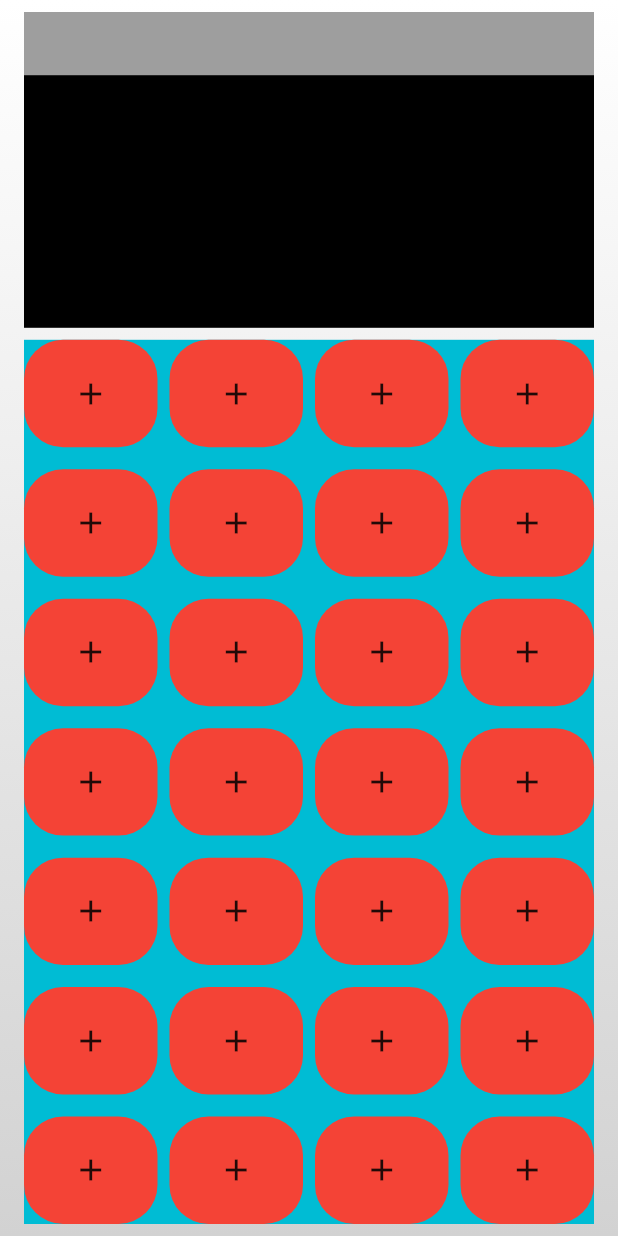
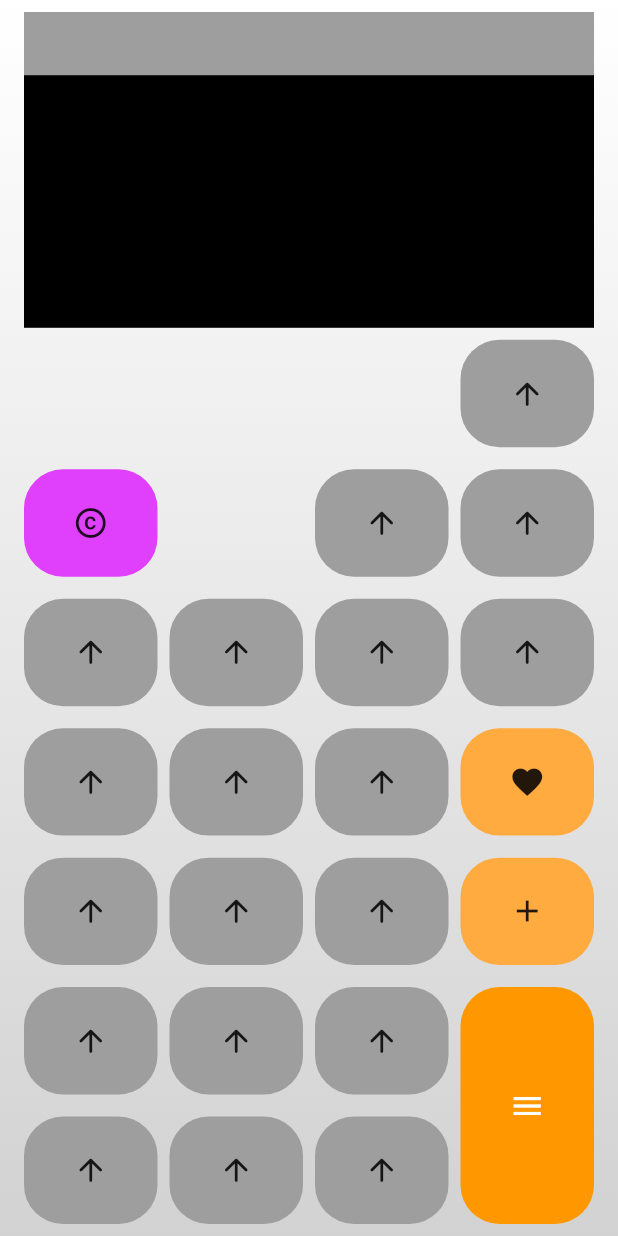
Before and after one commit to luciovicentini/calcunice, a Flutter app: the screen it shows after launch, on a phone screen of 412 x 824 dp. Run offline on Flutter 3.47's test engine with Material 2 defaults, Android fonts, the phone set to English and light mode, and no system bars.

Commit message:
Refactor de modelo de botones

```diff
--- /dev/null
+++ b/lib/button_model.dart
@@ -0,0 +1,105 @@
+// dependiendo de la posicion que se este renderizando esta clase será responsable de:
+//  - si se tiene que dibujar algo o no.
+// - si la cantidad de espacios horizontales o verticales que tiene que ocupar el botón (siendo 1x1 la base)
+// - el icono a dibujar
+// - el color del boton
+// - la acción del boton
+
+import 'dart:developer';
+
+import 'package:flutter/material.dart';
+
+class ButtonModel {
+  int stepsX = 1;
+  int stepsY = 1;
+  int positionX = 0;
+  int positionY = 0;
+  IconData icon;
+  Color iconColor;
+  Color backgroundColor;
+  var action;
+
+  ButtonModel(
+      {this.stepsX,
+      this.stepsY,
+      this.icon,
+      this.iconColor,
+      this.backgroundColor,
+      this.positionX,
+      this.positionY,
+      this.action});
+
+  static ButtonModel fromRenderingStep(int row, int column) {
+    ButtonModel button = _mapButtonModel["$row$column"];
+    if (button != null) {
+      return button
+        ..positionY = row
+        ..positionX = column;
+    } else {
+      return ButtonModel.none();
+    }
+  }
+
+  ButtonModel.none()
+      : stepsX = 0,
+        stepsY = 0;
+
+  ButtonModel.deleteAll()
+      : icon = Icons.arrow_upward_rounded,
+        backgroundColor = Colors.grey;
+
+  ButtonModel.delete()
+      : icon = Icons.copyright,
+        backgroundColor = Colors.purpleAccent;
+
+  ButtonModel.equals()
+      : stepsX = 1,
+        stepsY = 2,
+        icon = Icons.menu,
+        iconColor = Colors.white,
+        backgroundColor = Colors.orange;
+
+  ButtonModel.add()
+      : icon = Icons.add,
+        backgroundColor = Colors.orangeAccent;
+
+  ButtonModel.subtract()
+      : icon = Icons.favorite,
+        backgroundColor = Colors.orangeAccent;
+
+  @override
+  String toString() {
+    return 'ButtonModel{stepsX: $stepsX, stepsY: $stepsY, positionX: $positionX, positionY: $positionY, icon: $icon, backgroundColor: $backgroundColor, action: $action}';
+  }
+}
+
+Map<String, ButtonModel> _mapButtonModel = {
+  "00": ButtonModel.none(),
+  "01": ButtonModel.none(),
+  "02": ButtonModel.none(),
+  "03": ButtonModel.deleteAll(),
+  "10": ButtonModel.delete(),
+  "11": ButtonModel.none(),
+  "12": ButtonModel.deleteAll(),
+  "13": ButtonModel.deleteAll(),
+  "20": ButtonModel.deleteAll(),
+  "21": ButtonModel.deleteAll(),
+  "22": ButtonModel.deleteAll(),
+  "23": ButtonModel.deleteAll(),
+  "30": ButtonModel.deleteAll(),
+  "31": ButtonModel.deleteAll(),
+  "32": ButtonModel.deleteAll(),
+  "33": ButtonModel.subtract(),
+  "40": ButtonModel.deleteAll(),
+  "41": ButtonModel.deleteAll(),
+  "42": ButtonModel.deleteAll(),
+  "43": ButtonModel.add(),
+  "50": ButtonModel.deleteAll(),
+  "51": ButtonModel.deleteAll(),
+  "52": ButtonModel.deleteAll(),
+  "53": ButtonModel.equals(),
+  "60": ButtonModel.deleteAll(),
+  "61": ButtonModel.deleteAll(),
+  "62": ButtonModel.deleteAll(),
+  "63": ButtonModel.none()
+};
--- a/lib/buttons_row_widget.dart
+++ /dev/null
@@ -1,19 +0,0 @@
-import 'package:calcunice/calculator_button.dart';
-import 'package:flutter/material.dart';
-
-class ButtonsRowWidget extends StatelessWidget {
-  final List<CalculatorButton> calculatorButton;
-
-  const ButtonsRowWidget({
-    @required this.calculatorButton,
-  });
-
-  @override
-  Widget build(BuildContext context) {
-    return Row(
-      crossAxisAlignment: CrossAxisAlignment.center,
-      mainAxisAlignment: MainAxisAlignment.spaceBetween,
-      children: [],
-    );
-  }
-}
--- a/lib/calculator_button.dart
+++ /dev/null
@@ -1,14 +0,0 @@
-import 'package:flutter/material.dart';
-
-class CalculatorButton {
-  final Color color;
-  final Icon icon;
-  final double height;
-  final double width;
-
-  const CalculatorButton(
-      {@required this.color,
-      @required this.icon,
-      this.height = 0,
-      this.width = 0});
-}
--- a/lib/calculator_button_widget.dart
+++ b/lib/calculator_button_widget.dart
@@ -1,25 +1,45 @@
-import 'package:calcunice/calculator_button.dart';
+import 'dart:developer';
+
+import 'package:calcunice/keyboard_layout_calculator.dart';
 import 'package:flutter/material.dart';
 
+import 'button_model.dart';
+
 class CalculatorButtonWidget extends StatelessWidget {
-  const CalculatorButtonWidget(this._calculatorButton, {Key key})
+  CalculatorButtonWidget(this.calculatorButton, this.keyboardLayout, {Key key})
       : super(key: key);
-  final CalculatorButton _calculatorButton;
+
+  final ButtonModel calculatorButton;
+  final KeyboardLayoutCalculator keyboardLayout;
 
   @override
   Widget build(BuildContext context) {
-    return InkWell(
-      onTap: () {
-        print(_calculatorButton);
-      },
-      child: Container(
-        height: _calculatorButton.height,
-        width: _calculatorButton.width,
-        child: _calculatorButton.icon,
-        decoration: BoxDecoration(
-            color: _calculatorButton.color,
-            borderRadius: BorderRadius.circular(26.0)),
+    log(calculatorButton.toString());
+    final buttonHeight =
+        keyboardLayout.calculateHeight(calculatorButton.stepsY);
+    final buttonWidth = keyboardLayout.calculateWidth(calculatorButton.stepsX);
+    return Positioned(
+      child: InkWell(
+        onTap: () {
+          print(calculatorButton);
+        },
+        child: Container(
+          height: buttonHeight,
+          width: buttonWidth,
+          child: Icon(
+            calculatorButton.icon,
+            color: calculatorButton.iconColor,
+          ),
+          decoration: BoxDecoration(
+            color: calculatorButton.backgroundColor,
+            borderRadius: BorderRadius.circular(26.0),
+          ),
+        ),
       ),
+      top: (keyboardLayout.heightSize + keyboardLayout.heightMargin) *
+          calculatorButton.positionY,
+      left: (keyboardLayout.widthSize + keyboardLayout.widthMargin) *
+          calculatorButton.positionX,
     );
   }
 }
--- a/lib/calculator_buttons_widget.dart
+++ b/lib/calculator_buttons_widget.dart
@@ -1,8 +1,8 @@
 import 'dart:developer';
 
-import 'package:calcunice/calculator_button.dart';
+import 'package:calcunice/button_model.dart';
 import 'package:calcunice/calculator_button_widget.dart';
-import 'package:calcunice/keyboard_layout_calculation.dart';
+import 'package:calcunice/keyboard_layout_calculator.dart';
 import 'package:flutter/material.dart';
 
 class CalculatorButtonsWidget extends StatelessWidget {
@@ -12,29 +12,15 @@ class CalculatorButtonsWidget extends StatelessWidget {
   Widget build(BuildContext context) {
     return LayoutBuilder(
       builder: (context, constraints) {
-        var keyboardLayout = KeyboardLayoutCalculation(
-            constraints.maxWidth, constraints.maxHeight);
-        log(keyboardLayout.toString());
+        var keyboardLayout =
+            KeyboardLayoutCalculator.calculateFromContainerSize(
+                constraints.maxWidth, constraints.maxHeight);
 
         return Stack(
           children: [
-            for (int i = 0; i < KeyboardLayoutCalculation.TOTAL_ROWS; i++)
-              for (int j = 0; j < KeyboardLayoutCalculation.BUTTONS_IN_ROW; j++)
-                Positioned(
-                  child: CalculatorButtonWidget(
-                    CalculatorButton(
-                        color: Colors.red,
-                        icon: Icon(Icons.add),
-                        height: keyboardLayout.heightSize,
-                        width: keyboardLayout.widthSize),
-                  ),
-                  top: (keyboardLayout.heightSize +
-                          keyboardLayout.heightMargin) *
-                      i,
-                  left:
-                      (keyboardLayout.widthSize + keyboardLayout.widthMargin) *
-                          j,
-                )
+            for (int i = 0; i < KeyboardLayoutCalculator.TOTAL_ROWS; i++)
+              for (int j = 0; j < KeyboardLayoutCalculator.BUTTONS_IN_ROW; j++)
+                CalculatorButtonWidget(ButtonModel.fromRenderingStep(i, j), keyboardLayout),
           ],
         );
       },
--- a/lib/calculator_view.dart
+++ b/lib/calculator_view.dart
@@ -23,7 +23,6 @@ class CalculatorView extends StatelessWidget {
           flex: 28,
           child: Container(
             child: CalculatorButtonsWidget(),
-            color: Colors.cyan,
           ),
         ),
       ],
--- a/lib/keyboard_layout_calculation.dart
+++ b/lib/keyboard_layout_calculator.dart
@@ -1,6 +1,6 @@
 import 'dart:developer';
 
-class KeyboardLayoutCalculation {
+class KeyboardLayoutCalculator {
   static const double ORIGINAL_BUTTON_WIDTH = 820;
   static const double ORIGINAL_BUTTON_HEIGHT = 660;
   static const double MIN_MARGIN = 8;
@@ -16,17 +16,19 @@ class KeyboardLayoutCalculation {
 
   bool _recalculate = false;
 
-  KeyboardLayoutCalculation(double maxWidth, double maxHeight) {
+  KeyboardLayoutCalculator.calculateFromContainerSize(
+      double maxWidth, double maxHeight) {
     _calculate(maxWidth, maxHeight);
   }
 
   _calculate(double maxWidth, double maxHeight) {
-    log("container width = $maxWidth - container height = $maxHeight");
-
     do {
       _calculateWidth(maxWidth);
       _calculateHeight(maxHeight);
     } while (_recalculate);
+    log(this.toString());
+    log("total needed: ${_calculateTotalNeeded(this.widthMargin, this.widthSize, BUTTONS_IN_ROW)} - max width $maxWidth");
+    log("total needed: ${_calculateTotalNeeded(this.heightMargin, this.heightSize, TOTAL_ROWS)} - max height $maxHeight");
   }
 
   _calculateWidth(double maxWidth) {
@@ -53,8 +55,8 @@ class KeyboardLayoutCalculation {
     heightSize = _calculateHeightSizeProp();
     heightMargin = _calculateMargin(maxHeight, heightSize, TOTAL_ROWS);
 
-
-    while (_calculateTotalNeeded(heightMargin, heightSize, TOTAL_ROWS) > maxHeight) {
+    while (_calculateTotalNeeded(heightMargin, heightSize, TOTAL_ROWS) >
+        maxHeight) {
       if (heightMargin > MIN_MARGIN) {
         heightMargin -= 4;
       } else {
@@ -93,4 +95,20 @@ class KeyboardLayoutCalculation {
         ' totalWidth: ${_calculateTotalNeeded(widthMargin, widthSize, BUTTONS_IN_ROW)},'
         ' totalHeight: ${_calculateTotalNeeded(heightMargin, heightSize, TOTAL_ROWS)}';
   }
+
+  double calculateHeight(int stepsY) {
+    if (stepsY == 0) return 0;
+    // log ("stepY = $stepsY");
+    double height = (this.heightSize * stepsY) + (this.heightMargin * (stepsY - 1));
+    log ("height = $height");
+    return height;
+  }
+
+  double calculateWidth(int stepsX) {
+    if (stepsX == 0) return 0;
+    // log ("stepX = $stepsX");
+    final width = (this.widthSize * stepsX) + (this.widthMargin * (stepsX - 1));
+    log("width = $width");
+    return width;
+  }
 }
```
